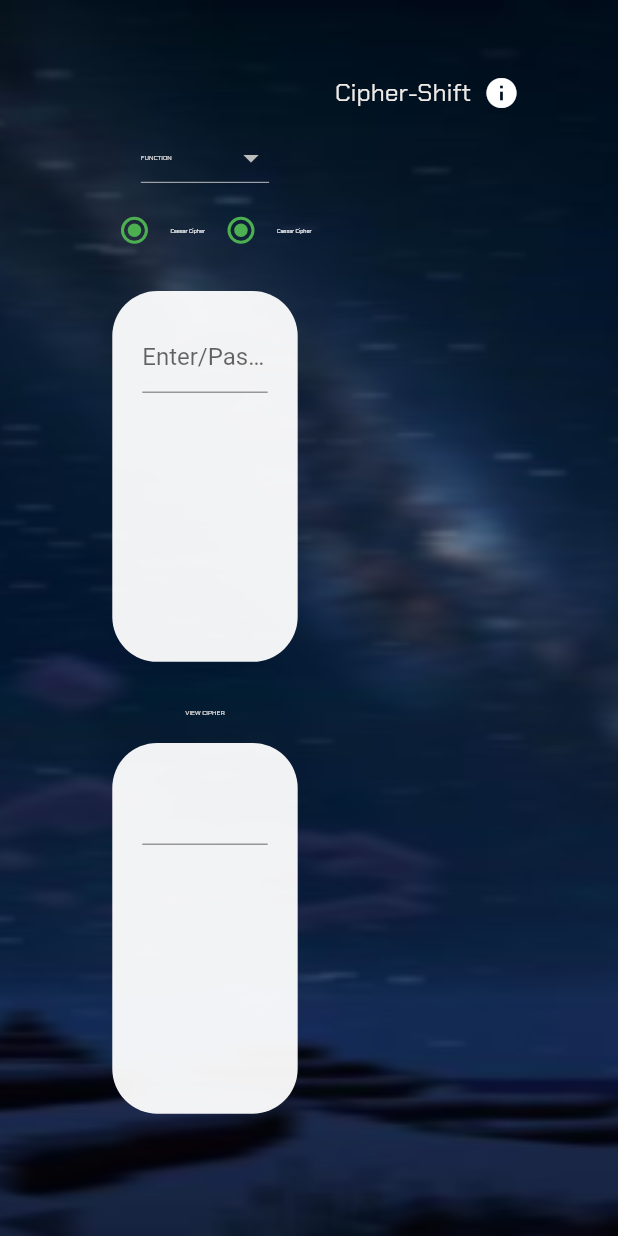
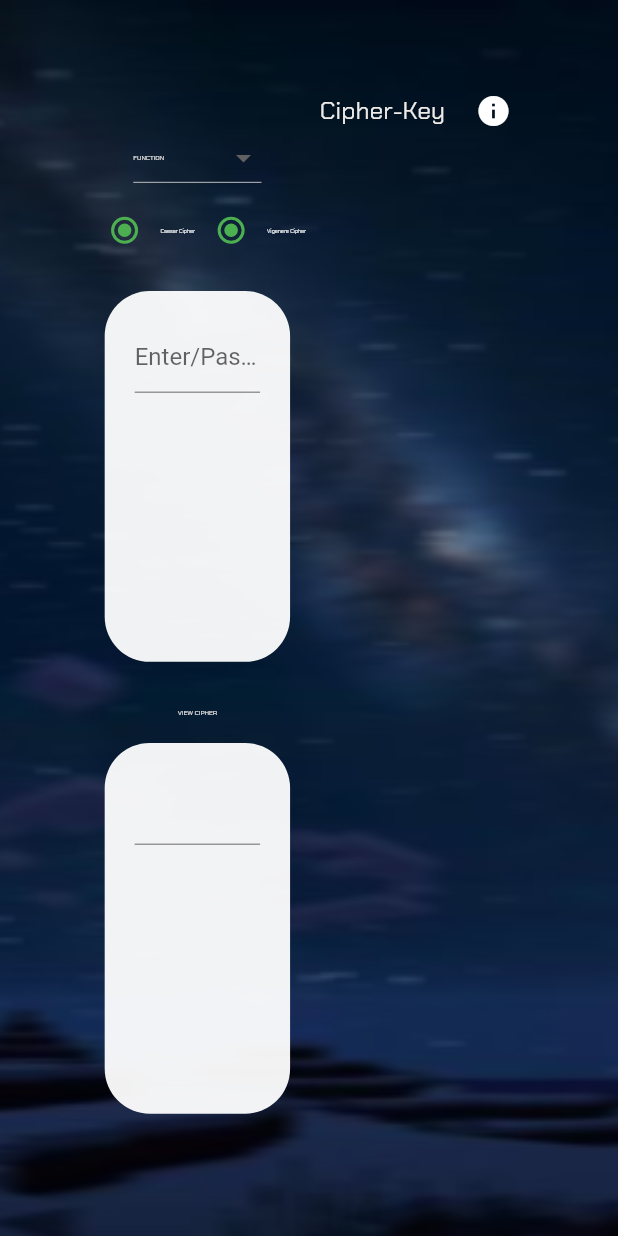
Before and after one commit to kashvigarg/Decacrypt, a Flutter app: the WorkingScreen screen opened by its route, on a phone screen of 412 x 824 dp. Run offline on Flutter 3.47's test engine with Material 2 defaults, Android fonts, the phone set to English and light mode, and no system bars; our stand-ins replace go_router, url_strategy; missing offline and left inert: dart:html.

Commit message:
added info skeleton

```diff
--- a/lib/info_tab.dart
+++ b/lib/info_tab.dart
@@ -1,3 +1,6 @@
+import 'dart:html';
+import 'dart:ui';
+
 import 'package:decacrypt/themes/text_styles.dart';
 import 'package:decacrypt/utils/size_config.dart';
 import 'package:flutter/material.dart';
@@ -9,23 +12,51 @@ class InfoTab extends StatelessWidget {
 
   @override
   Widget build(BuildContext context) {
-    return Container(
-      child: Row(
+    return Row(
       children: [
         Text(
-            "Cipher-Shift",
+          "Cipher-Key",
           textScaleFactor: 2.5,
           style: TextStyles.h1,
         ),
         SizedBox(
           width: SizeConfig.deviceWidth! * 2,
         ),
-          Icon(
-            Icons.info,
+        IconButton(
+          icon: const Icon(Icons.info),
+          onPressed: () => _displayDialog(context),
+          hoverColor: Colors.red,
           color: Colors.white,
-          )
+        ),
       ],
-      ),
     );
   }
 }
+
+_displayDialog(BuildContext context) {
+  showDialog(context: context, builder: InfoBox);
+}
+
+Widget InfoBox(BuildContext context) {
+  return Dialog(
+    child: RichText(
+        text: TextSpan(children: [
+      TextSpan(text: "A cipher key is "),
+      TextSpan(text: "How to encode using a key?"),
+      TextSpan(text: "How to decode using a key?"),
+      // TextSpan(),
+      // TextSpan(),
+      // TextSpan(),
+      // TextSpan(),
+    ])),
+    // child: Column(
+    //   children: [
+    //     Text(""),
+    //     Text("How to encode using a cipher shift?"),
+    //     Text("How to decode using a cipher shift?"),
+    //   ],
+    // ),
+  );
+}
+
+// try paragraph builder
--- a/lib/working_screen.dart
+++ b/lib/working_screen.dart
@@ -93,7 +93,10 @@ List<DropdownMenuItem<String>> get ciphers {
 Widget _dropdownRow() {
   return DropdownButton(
     items: ciphers,
-    onChanged: _code(),
+    // value: ciphers[0],
+    onChanged: (newValue) {
+      //TODO : add setstate
+    },
     hint: Text(
       "FUNCTION",
       style: TextStyles.h2,
@@ -112,7 +115,7 @@ Widget _customRadioBar() {
             fillColor: MaterialStateProperty.all(Colors.green),
             value: false,
             groupValue: false,
-            onChanged: _code(),
+            onChanged: ((value) => {}),
           ),
           Text(
             "Caesar Cipher",
@@ -126,10 +129,10 @@ Widget _customRadioBar() {
             fillColor: MaterialStateProperty.all(Colors.green),
             value: false,
             groupValue: false,
-            onChanged: _code(),
+            onChanged: ((value) => {}),
           ),
           Text(
-            "Caesar Cipher",
+            "Vigenere Cipher",
             style: TextStyles.h3,
           )
         ],
```
Lines whose indentation alone changed are shown as unchanged.
